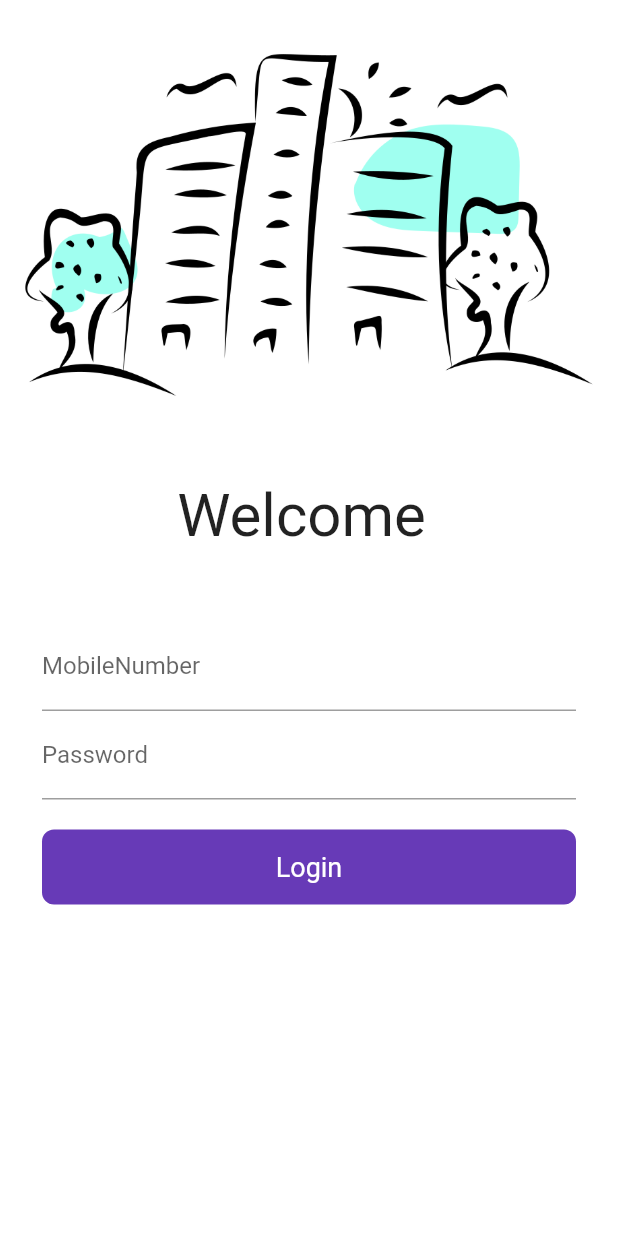
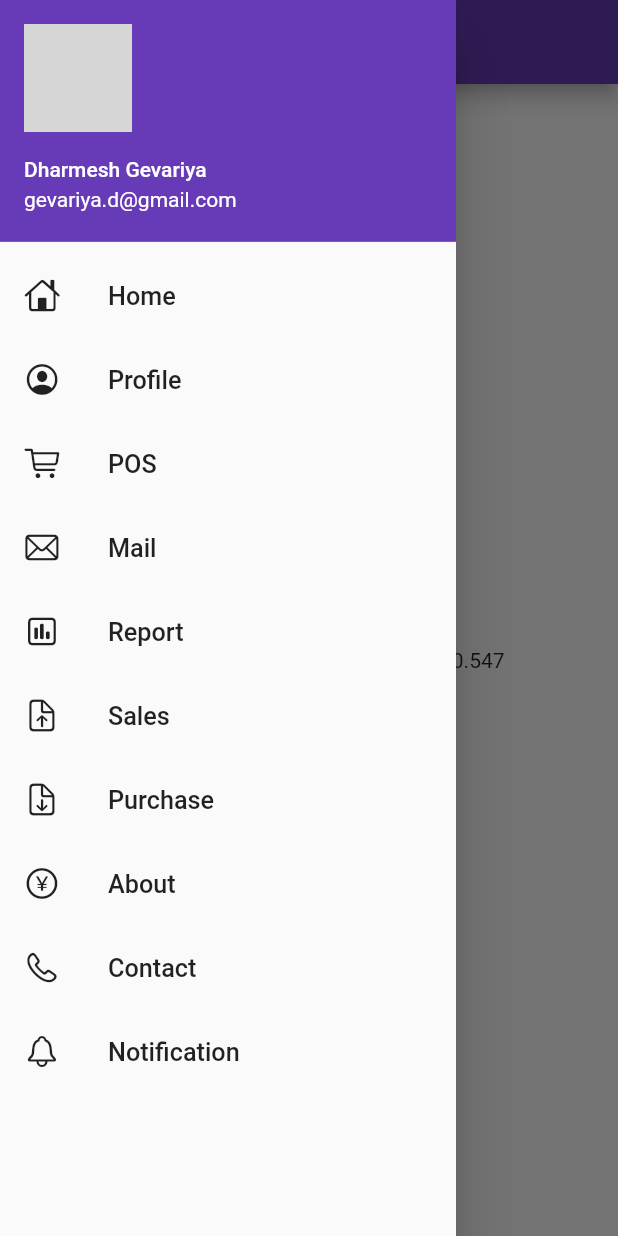
Before and after one commit to Dharmeshgevariya/FlutterBasicCourse, a Flutter app: the screen it shows after launch, with the side drawer open (before the commit the screen has no drawer), on a phone screen of 412 x 824 dp. Run offline on Flutter 3.47's test engine with Material 2 defaults, Android fonts, the phone set to English and light mode, and no system bars; our stand-ins replace google_fonts; network calls fail; Roboto replaces fonts that are missing (Kanit); grey boxes are pictures that could not be loaded.

Commit message:
dawer design

```diff
--- a/lib/main.dart
+++ b/lib/main.dart
@@ -18,7 +18,8 @@ class MyApp extends StatelessWidget {
           primarySwatch: Colors.deepPurple,
           fontFamily: GoogleFonts.kanit().fontFamily),
       themeMode: ThemeMode.light,
-      initialRoute: MyRoutes.loginRoutes,
+      initialRoute: MyRoutes.homeRoutes,
+      debugShowCheckedModeBanner: false,
       routes: {
         "/": (context) => LoginPage(),
         MyRoutes.homeRoutes: (context) => HomePage(),
--- a/lib/pages/home_page.dart
+++ b/lib/pages/home_page.dart
@@ -1,4 +1,6 @@
 import 'package:flutter/material.dart';
+
+import '../widgets/drawer.dart';
 
 class HomePage extends StatelessWidget {
   const HomePage({Key? key}) : super(key: key);
@@ -19,32 +21,7 @@ class HomePage extends StatelessWidget {
       body: Center(
         child: Text("welcome s $d $days"),
       ),
-      drawer: Drawer(
-        backgroundColor: Colors.black,
-        child: ListView(
-          children: const <Widget>[
-            DrawerHeader(
-              decoration: BoxDecoration(
-                color: Colors.amber,
-              ),
-              child: Text("Drawer Header"),
-            ),
-            Card(
-              child: ListTile(
-                leading: FlutterLogo(),
-                title: Text('One-line with leading widget'),
-              ),
-            ),
-            Card(
-              child: ListTile(
-                leading: FlutterLogo(size: 40.0),
-                title: Text('Two-line ListTile'),
-                subtitle: Text('Here is a second line'),
-              ),
-            ),
-          ],
-        ),
-      ),
+      drawer: MyDrawer(),
     );
   }
 }
--- /dev/null
+++ b/lib/widgets/drawer.dart
@@ -0,0 +1,159 @@
+import 'package:flutter/cupertino.dart';
+import 'package:flutter/material.dart';
+
+class MyDrawer extends StatelessWidget {
+  const MyDrawer({Key? key}) : super(key: key);
+
+  @override
+  Widget build(BuildContext context) {
+    String imageUrl =
+        "https://media-exp1.licdn.com/dms/image/C5103AQEkrE0TQYnM0A/profile-displayphoto-shrink_800_800/0/1580704448624?e=1674691200&v=beta&t=vjsrotl6Xd2OMhObe_j2PzlPLZId7gQBZUrLLhNz0h8";
+    return Drawer(
+      child: Container(
+        child: ListView(
+          padding: EdgeInsets.zero,
+          children: [
+            DrawerHeader(
+                curve: Cubic(10.0, 12.0, 15.0, 45.0),
+                padding: EdgeInsets.zero,
+                decoration: BoxDecoration(color: Colors.deepPurple),
+                child: UserAccountsDrawerHeader(
+                  margin: EdgeInsets.zero,
+                  accountName: Text("Dharmesh Gevariya"),
+                  accountEmail: Text("gevariya.d@gmail.com"),
+                  currentAccountPicture:
+                      CircleAvatar(backgroundImage: NetworkImage(imageUrl)),
+                )),
+            ListTile(
+                leading: Icon(
+                  CupertinoIcons.home,
+                  color: Colors.black87,
+                ),
+                title: Text(
+                  "Home",
+                  textScaleFactor: 1.2,
+                  style: TextStyle(color: Colors.black87),
+                )),
+            ListTile(
+                leading: Icon(
+                  CupertinoIcons.profile_circled,
+                  color: Colors.black87,
+                ),
+                title: Text(
+                  "Profile",
+                  textScaleFactor: 1.2,
+                  style: TextStyle(color: Colors.black87),
+                )),
+            ListTile(
+                leading: Icon(
+                  CupertinoIcons.cart,
+                  color: Colors.black87,
+                ),
+                title: Text(
+                  "POS",
+                  textScaleFactor: 1.2,
+                  style: TextStyle(color: Colors.black87),
+                )),
+            ListTile(
+                leading: Icon(
+                  CupertinoIcons.mail,
+                  color: Colors.black87,
+                ),
+                title: Text(
+                  "Mail",
+                  textScaleFactor: 1.2,
+                  style: TextStyle(color: Colors.black87),
+                )),
+            ListTile(
+                leading: Icon(
+                  CupertinoIcons.chart_bar_square,
+                  color: Colors.black87,
+                ),
+                title: Text(
+                  "Report",
+                  textScaleFactor: 1.2,
+                  style: TextStyle(color: Colors.black87),
+                )),
+            ListTile(
+                leading: Icon(
+                  CupertinoIcons.arrow_up_doc,
+                  color: Colors.black87,
+                ),
+                title: Text(
+                  "Sales",
+                  textScaleFactor: 1.2,
+                  style: TextStyle(color: Colors.black87),
+                )),
+            ListTile(
+                leading: Icon(
+                  CupertinoIcons.arrow_down_doc,
+                  color: Colors.black87,
+                ),
+                title: Text(
+                  "Purchase",
+                  textScaleFactor: 1.2,
+                  style: TextStyle(color: Colors.black87),
+                )),
+            ListTile(
+                leading: Icon(
+                  CupertinoIcons.money_yen_circle,
+                  color: Colors.black87,
+                ),
+                title: Text(
+                  "About",
+                  textScaleFactor: 1.2,
+                  style: TextStyle(color: Colors.black87),
+                )),
+            ListTile(
+                leading: Icon(
+                  CupertinoIcons.phone,
+                  color: Colors.black87,
+                ),
+                title: Text(
+                  "Contact",
+                  textScaleFactor: 1.2,
+                  style: TextStyle(color: Colors.black87),
+                )),
+            ListTile(
+                leading: Icon(
+                  CupertinoIcons.bell,
+                  color: Colors.black87,
+                ),
+                title: Text(
+                  "Notification",
+                  textScaleFactor: 1.2,
+                  style: TextStyle(color: Colors.black87),
+                )),
+          ],
+        ),
+      ),
+    );
+  }
+}
+
+
+
+// backgroundColor: Colors.black,
+//         child: ListView(
+//           children: const <Widget>[
+//             DrawerHeader(
+//               decoration: BoxDecoration(
+//                 color: Colors.amber,
+//               ),
+//               child: Text("Drawer Header"),
+//             ),
+//             Card(
+//               child: ListTile(
+//                 leading: FlutterLogo(),
+//                 title: Text('One-line with leading widget'),
+//               ),
+//             ),
+//             Card(
+//               child: ListTile(
+//                 leading: FlutterLogo(size: 40.0),
+//                 title: Text('Two-line ListTile'),
+//                 subtitle: Text('Here is a second line'),
+//               ),
+//             ),
+//           ],
+//         ),
```
